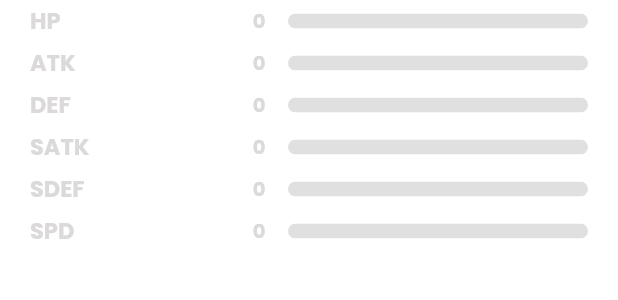
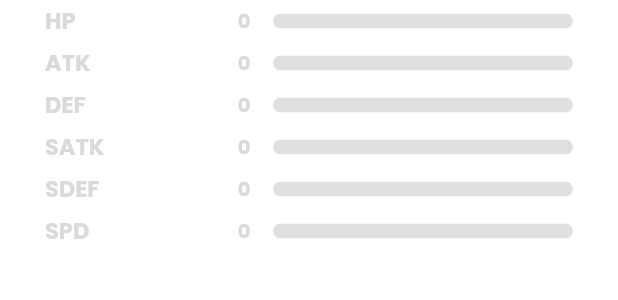
Before and after one commit to Mathvdias/pokedex, a Flutter app: the StatsPokemon widget shown alone on an empty page, opened directly with empty values, on a phone screen of 412 x 824 dp. Shown: the top 300 px of the screen. Run offline on Flutter 3.47's test engine with Material 2 defaults, Android fonts, the phone set to English and light mode, and no system bars; our stand-ins replace cached_network_image, dio, google_fonts, multiple_result; network calls fail.

Commit message:
refac: padding refactor to 30

```diff
--- a/lib/src/pages/details/components/stats_pokemon.dart
+++ b/lib/src/pages/details/components/stats_pokemon.dart
@@ -14,7 +14,7 @@ class StatsPokemon extends StatelessWidget {
   Widget build(BuildContext context) {
     return SingleChildScrollView(
       child: Padding(
-        padding: const EdgeInsets.symmetric(horizontal: 20, vertical: 5),
+        padding: const EdgeInsets.symmetric(horizontal: 30, vertical: 5),
         child: Column(
           children: [
             StatsLabel(
```
